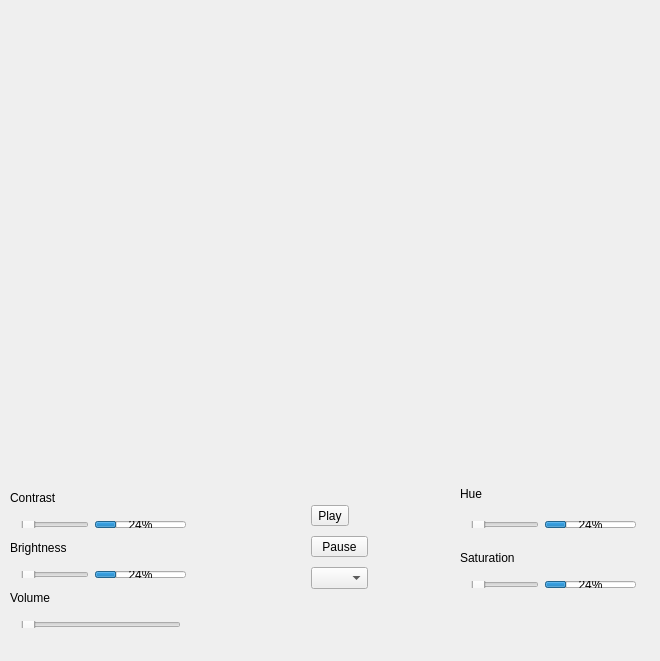
The window that gstvideo.ui (neithanmo/BitRiver) describes before a commit, drawn with Qt 5.
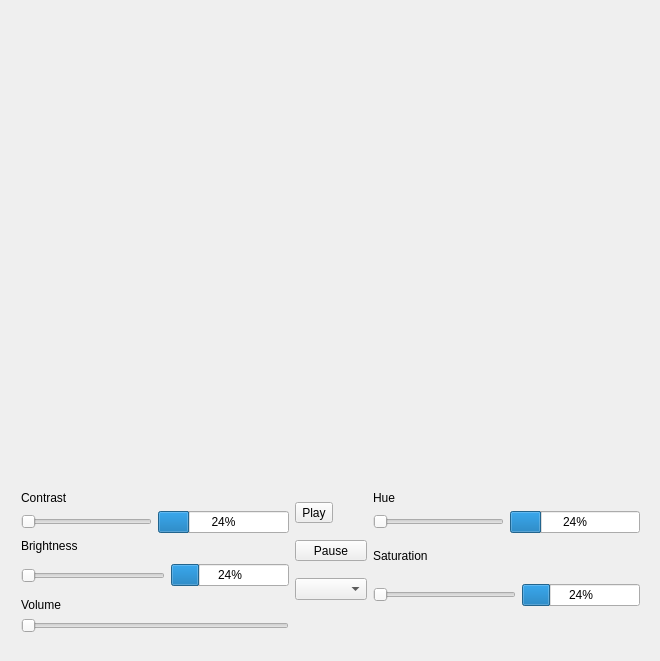
The same window after the commit.

Commit message: mejoras resolucion

Patch:
```diff
--- a/gstvideo.ui
+++ b/gstvideo.ui
@@ -41,174 +41,34 @@
     </size>
    </property>
   </widget>
-  <widget class="QWidget" name="layoutWidget">
+  <widget class="QSpinBox" name="spinBox">
    <property name="geometry">
     <rect>
-     <x>460</x>
-     <y>510</y>
-     <width>187</width>
-     <height>29</height>
+     <x>350</x>
+     <y>770</y>
+     <width>44</width>
+     <height>25</height>
     </rect>
    </property>
-   <layout class="QHBoxLayout" name="horizontalLayout">
-    <item>
-     <widget class="QSlider" name="slider3">
-      <property name="orientation">
-       <enum>Qt::Horizontal</enum>
-      </property>
-     </widget>
-    </item>
-    <item>
-     <widget class="QProgressBar" name="progressBar3">
-      <property name="value">
-       <number>24</number>
-      </property>
-     </widget>
-    </item>
-   </layout>
-  </widget>
-  <widget class="QWidget" name="layoutWidget">
+  </widget>
+  <widget class="QWidget" name="">
    <property name="geometry">
     <rect>
-     <x>460</x>
-     <y>570</y>
-     <width>187</width>
-     <height>29</height>
-    </rect>
-   </property>
-   <layout class="QHBoxLayout" name="horizontalLayout_2">
-    <item>
-     <widget class="QSlider" name="slider4">
-      <property name="maximumSize">
-       <size>
-        <width>160</width>
-        <height>16777215</height>
-       </size>
-      </property>
-      <property name="orientation">
-       <enum>Qt::Horizontal</enum>
-      </property>
-     </widget>
-    </item>
-    <item>
-     <widget class="QProgressBar" name="progressBar4">
-      <property name="maximumSize">
-       <size>
-        <width>118</width>
-        <height>16777215</height>
-       </size>
-      </property>
-      <property name="value">
-       <number>24</number>
-      </property>
-     </widget>
-    </item>
-   </layout>
-  </widget>
-  <widget class="QWidget" name="layoutWidget">
-   <property name="geometry">
-    <rect>
      <x>10</x>
-     <y>510</y>
-     <width>187</width>
-     <height>29</height>
+     <y>480</y>
+     <width>641</width>
+     <height>164</height>
     </rect>
    </property>
-   <layout class="QHBoxLayout" name="horizontalLayout_3">
-    <item>
-     <widget class="QSlider" name="slider1">
-      <property name="maximumSize">
-       <size>
-        <width>16777215</width>
-        <height>27</height>
-       </size>
+   <layout class="QGridLayout" name="gridLayout">
+    <item row="0" column="0">
+     <widget class="QLabel" name="label">
+      <property name="text">
+       <string>Contrast</string>
       </property>
-      <property name="whatsThis">
-       <string>&lt;html&gt;&lt;head/&gt;&lt;body&gt;&lt;p&gt;Contraste&lt;/p&gt;&lt;/body&gt;&lt;/html&gt;</string>
-      </property>
-      <property name="orientation">
-       <enum>Qt::Horizontal</enum>
-      </property>
      </widget>
     </item>
-    <item>
-     <widget class="QProgressBar" name="progressBar1">
-      <property name="value">
-       <number>24</number>
-      </property>
-     </widget>
-    </item>
-   </layout>
-  </widget>
-  <widget class="QWidget" name="layoutWidget">
-   <property name="geometry">
-    <rect>
-     <x>10</x>
-     <y>560</y>
-     <width>187</width>
-     <height>29</height>
-    </rect>
-   </property>
-   <layout class="QHBoxLayout" name="horizontalLayout_4">
-    <item>
-     <widget class="QSlider" name="slider2">
-      <property name="maximumSize">
-       <size>
-        <width>160</width>
-        <height>16777215</height>
-       </size>
-      </property>
-      <property name="whatsThis">
-       <string>&lt;html&gt;&lt;head/&gt;&lt;body&gt;&lt;p&gt;Brillo&lt;/p&gt;&lt;/body&gt;&lt;/html&gt;</string>
-      </property>
-      <property name="orientation">
-       <enum>Qt::Horizontal</enum>
-      </property>
-     </widget>
-    </item>
-    <item>
-     <widget class="QProgressBar" name="progressBar2">
-      <property name="maximumSize">
-       <size>
-        <width>118</width>
-        <height>16777215</height>
-       </size>
-      </property>
-      <property name="value">
-       <number>24</number>
-      </property>
-     </widget>
-    </item>
-   </layout>
-  </widget>
-  <widget class="QWidget" name="layoutWidget">
-   <property name="geometry">
-    <rect>
-     <x>10</x>
-     <y>610</y>
-     <width>182</width>
-     <height>29</height>
-    </rect>
-   </property>
-   <layout class="QHBoxLayout" name="horizontalLayout_5">
-    <item>
-     <widget class="QSlider" name="slider5">
-      <property name="orientation">
-       <enum>Qt::Horizontal</enum>
-      </property>
-     </widget>
-    </item>
-   </layout>
-  </widget>
-  <widget class="QWidget" name="layoutWidget">
-   <property name="geometry">
-    <rect>
-     <x>300</x>
-     <y>490</y>
-     <width>79</width>
-     <height>116</height>
-    </rect>
-   </property>
+    <item row="0" column="1" rowspan="6">
    <layout class="QVBoxLayout" name="verticalLayout">
     <item>
      <widget class="QToolButton" name="bplay">
@@ -241,81 +101,155 @@
      </widget>
     </item>
    </layout>
-  </widget>
-  <widget class="QLabel" name="label">
-   <property name="geometry">
-    <rect>
-     <x>10</x>
-     <y>490</y>
-     <width>54</width>
-     <height>15</height>
-    </rect>
-   </property>
-   <property name="text">
-    <string>Contrast</string>
-   </property>
-  </widget>
-  <widget class="QLabel" name="label_2">
-   <property name="geometry">
-    <rect>
-     <x>10</x>
-     <y>540</y>
-     <width>61</width>
-     <height>16</height>
-    </rect>
-   </property>
-   <property name="text">
-    <string>Brightness</string>
-   </property>
-  </widget>
-  <widget class="QLabel" name="label_3">
-   <property name="geometry">
-    <rect>
-     <x>10</x>
-     <y>590</y>
-     <width>54</width>
-     <height>15</height>
-    </rect>
-   </property>
-   <property name="text">
-    <string>Volume</string>
-   </property>
-  </widget>
+    </item>
+    <item row="0" column="2">
   <widget class="QLabel" name="label_4">
-   <property name="geometry">
-    <rect>
-     <x>460</x>
-     <y>480</y>
-     <width>77</width>
-     <height>27</height>
-    </rect>
-   </property>
    <property name="text">
     <string>Hue</string>
    </property>
   </widget>
+    </item>
+    <item row="1" column="0">
+     <layout class="QHBoxLayout" name="horizontalLayout_3">
+      <item>
+       <widget class="QSlider" name="slider1">
+        <property name="maximumSize">
+         <size>
+          <width>16777215</width>
+          <height>27</height>
+         </size>
+        </property>
+        <property name="whatsThis">
+         <string>&lt;html&gt;&lt;head/&gt;&lt;body&gt;&lt;p&gt;Contraste&lt;/p&gt;&lt;/body&gt;&lt;/html&gt;</string>
+        </property>
+        <property name="orientation">
+         <enum>Qt::Horizontal</enum>
+        </property>
+       </widget>
+      </item>
+      <item>
+       <widget class="QProgressBar" name="progressBar1">
+        <property name="value">
+         <number>24</number>
+        </property>
+       </widget>
+      </item>
+     </layout>
+    </item>
+    <item row="1" column="2">
+     <layout class="QHBoxLayout" name="horizontalLayout">
+      <item>
+       <widget class="QSlider" name="slider3">
+        <property name="orientation">
+         <enum>Qt::Horizontal</enum>
+        </property>
+       </widget>
+      </item>
+      <item>
+       <widget class="QProgressBar" name="progressBar3">
+        <property name="value">
+         <number>24</number>
+        </property>
+       </widget>
+      </item>
+     </layout>
+    </item>
+    <item row="2" column="0">
+     <widget class="QLabel" name="label_2">
+      <property name="text">
+       <string>Brightness</string>
+      </property>
+     </widget>
+    </item>
+    <item row="2" column="2" rowspan="2">
   <widget class="QLabel" name="label_5">
-   <property name="geometry">
-    <rect>
-     <x>460</x>
-     <y>550</y>
-     <width>61</width>
-     <height>16</height>
-    </rect>
-   </property>
    <property name="text">
     <string>Saturation</string>
    </property>
   </widget>
-  <widget class="QSpinBox" name="spinBox">
-   <property name="geometry">
-    <rect>
-     <x>350</x>
-     <y>770</y>
-     <width>44</width>
-     <height>25</height>
-    </rect>
-   </property>
+    </item>
+    <item row="3" column="0" rowspan="2">
+     <layout class="QHBoxLayout" name="horizontalLayout_4">
+      <item>
+       <widget class="QSlider" name="slider2">
+        <property name="maximumSize">
+         <size>
+          <width>160</width>
+          <height>16777215</height>
+         </size>
+        </property>
+        <property name="whatsThis">
+         <string>&lt;html&gt;&lt;head/&gt;&lt;body&gt;&lt;p&gt;Brillo&lt;/p&gt;&lt;/body&gt;&lt;/html&gt;</string>
+        </property>
+        <property name="orientation">
+         <enum>Qt::Horizontal</enum>
+        </property>
+       </widget>
+      </item>
+      <item>
+       <widget class="QProgressBar" name="progressBar2">
+        <property name="maximumSize">
+         <size>
+          <width>118</width>
+          <height>16777215</height>
+         </size>
+        </property>
+        <property name="value">
+         <number>24</number>
+        </property>
+       </widget>
+      </item>
+     </layout>
+    </item>
+    <item row="4" column="2" rowspan="2">
+     <layout class="QHBoxLayout" name="horizontalLayout_2">
+      <item>
+       <widget class="QSlider" name="slider4">
+        <property name="maximumSize">
+         <size>
+          <width>160</width>
+          <height>16777215</height>
+         </size>
+        </property>
+        <property name="orientation">
+         <enum>Qt::Horizontal</enum>
+        </property>
+       </widget>
+      </item>
+      <item>
+       <widget class="QProgressBar" name="progressBar4">
+        <property name="maximumSize">
+         <size>
+          <width>118</width>
+          <height>16777215</height>
+         </size>
+        </property>
+        <property name="value">
+         <number>24</number>
+        </property>
+       </widget>
+      </item>
+     </layout>
+    </item>
+    <item row="5" column="0">
+     <widget class="QLabel" name="label_3">
+      <property name="text">
+       <string>Volume</string>
+      </property>
+     </widget>
+    </item>
+    <item row="6" column="0">
+     <layout class="QHBoxLayout" name="horizontalLayout_5">
+      <item>
+       <widget class="QSlider" name="slider5">
+        <property name="orientation">
+         <enum>Qt::Horizontal</enum>
+        </property>
+       </widget>
+      </item>
+     </layout>
+    </item>
+   </layout>
   </widget>
   <zorder>spinBox</zorder>
   <zorder>layoutWidget</zorder>
```
Lines whose indentation alone changed are shown as unchanged. The commit also changes 2 other files.
